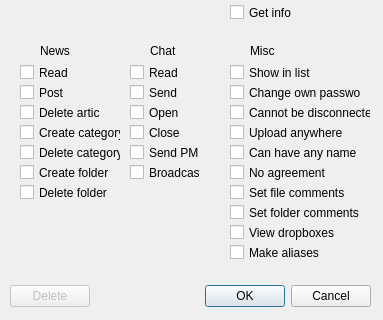
First picture: the form in src/dialogprivileges.ui, repository tjohnman/Obsession, before the edit; both pictures show x 0 to 383 and y 186 to 506 of the 383 by 506 pixel window.
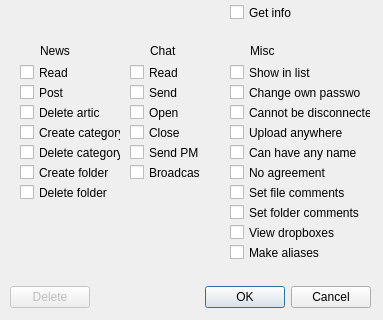
Second picture: the form after the edit. Icons and pictures are not drawn.

What changed in the file:
```diff
--- a/src/dialogprivileges.ui
+++ b/src/dialogprivileges.ui
@@ -59,7 +59,7 @@
      <x>10</x>
      <y>470</y>
      <width>361</width>
-     <height>25</height>
+     <height>26</height>
     </rect>
    </property>
    <layout class="QHBoxLayout" name="horizontalLayout">
```
Left out of the diff: 14 changed lines with no effect on the pictures.
